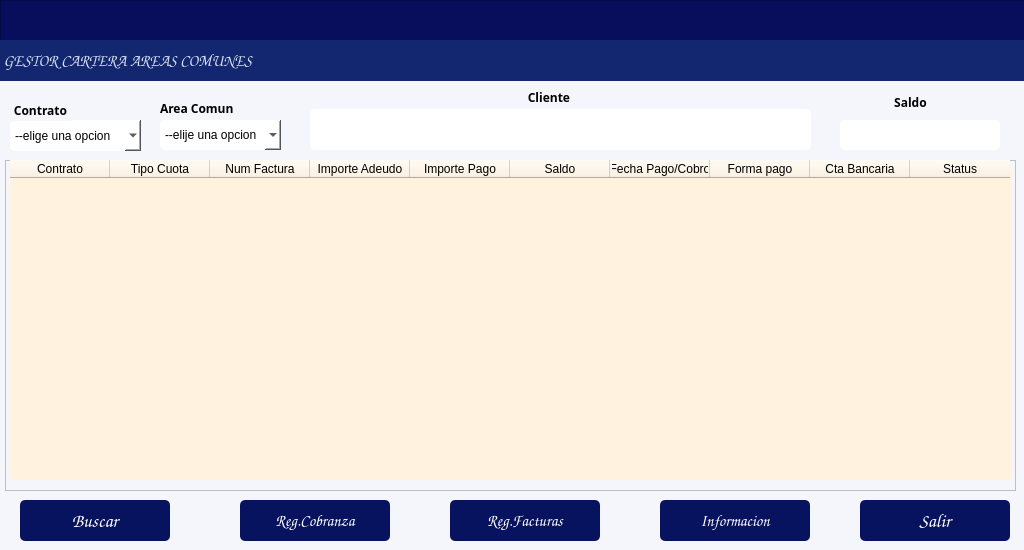
This is gui/formPrincipalAC.ui in alucard8130/gac_py_V1.02 as Qt 5 draws it before an edit. The edited form follows.
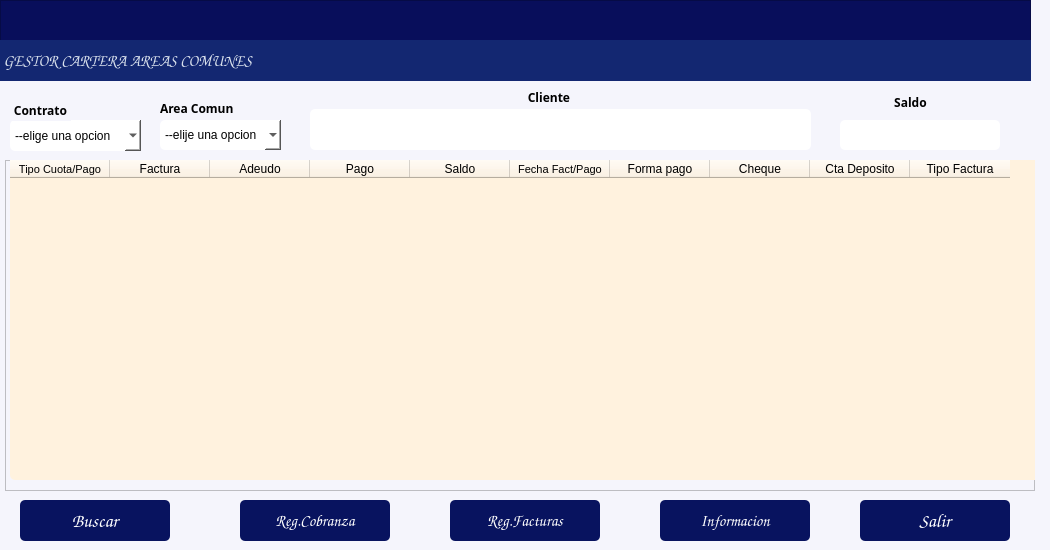
This is the edited form. Icons and pictures are not drawn.

What changed in the file:
```diff
--- a/gui/formPrincipalAC.ui
+++ b/gui/formPrincipalAC.ui
@@ -9,7 +9,7 @@
    <rect>
     <x>0</x>
     <y>0</y>
-    <width>1024</width>
+    <width>1050</width>
     <height>550</height>
    </rect>
   </property>
@@ -330,7 +330,7 @@
     <rect>
      <x>5</x>
      <y>160</y>
-     <width>1011</width>
+     <width>1030</width>
      <height>331</height>
     </rect>
    </property>
@@ -345,7 +345,7 @@
      <rect>
       <x>5</x>
       <y>0</y>
-      <width>1001</width>
+      <width>1030</width>
       <height>320</height>
      </rect>
     </property>
@@ -398,25 +398,14 @@
     </attribute>
     <column>
      <property name="text">
-      <string>Contrato</string>
+      <string>Tipo Cuota/Pago</string>
      </property>
      <property name="font">
       <font>
-       <stylestrategy>PreferDefault</stylestrategy>
-       <kerning>true</kerning>
-       <fontweight>ExtraBold</fontweight>
+       <family>Arial</family>
+       <pointsize>8</pointsize>
       </font>
      </property>
-     <property name="textAlignment">
-      <set>AlignHCenter|AlignBottom</set>
-     </property>
-     <property name="background">
-      <color>
-       <red>255</red>
-       <green>255</green>
-       <blue>255</blue>
-      </color>
-     </property>
      <property name="foreground">
       <brush brushstyle="SolidPattern">
        <color alpha="255">
@@ -429,21 +418,7 @@
     </column>
     <column>
      <property name="text">
-      <string>Tipo Cuota</string>
-     </property>
-     <property name="foreground">
-      <brush brushstyle="SolidPattern">
-       <color alpha="255">
-        <red>0</red>
-        <green>0</green>
-        <blue>0</blue>
-       </color>
-      </brush>
-     </property>
-    </column>
-    <column>
-     <property name="text">
-      <string>Num Factura</string>
+      <string>Factura</string>
      </property>
      <property name="font">
       <font>
@@ -471,7 +446,12 @@
     </column>
     <column>
      <property name="text">
-      <string>Importe Adeudo</string>
+      <string>Adeudo</string>
+     </property>
+     <property name="font">
+      <font>
+       <family>Arial</family>
+      </font>
      </property>
      <property name="foreground">
       <brush brushstyle="SolidPattern">
@@ -485,7 +465,7 @@
     </column>
     <column>
      <property name="text">
-      <string>Importe Pago</string>
+      <string>Pago</string>
      </property>
      <property name="foreground">
       <brush brushstyle="SolidPattern">
@@ -513,7 +493,13 @@
     </column>
     <column>
      <property name="text">
-      <string>Fecha Pago/Cobro</string>
+      <string>Fecha Fact/Pago</string>
+     </property>
+     <property name="font">
+      <font>
+       <family>Arial</family>
+       <pointsize>8</pointsize>
+      </font>
      </property>
      <property name="foreground">
       <brush brushstyle="SolidPattern">
@@ -541,7 +527,12 @@
     </column>
     <column>
      <property name="text">
-      <string>Cta Bancaria</string>
+      <string>Cheque</string>
+     </property>
+    </column>
+    <column>
+     <property name="text">
+      <string>Cta Deposito</string>
      </property>
      <property name="foreground">
       <brush brushstyle="SolidPattern">
@@ -555,7 +546,12 @@
     </column>
     <column>
      <property name="text">
-      <string>Status</string>
+      <string>Tipo Factura</string>
+     </property>
+     <property name="font">
+      <font>
+       <family>Arial</family>
+      </font>
      </property>
      <property name="foreground">
       <brush brushstyle="SolidPattern">
```
